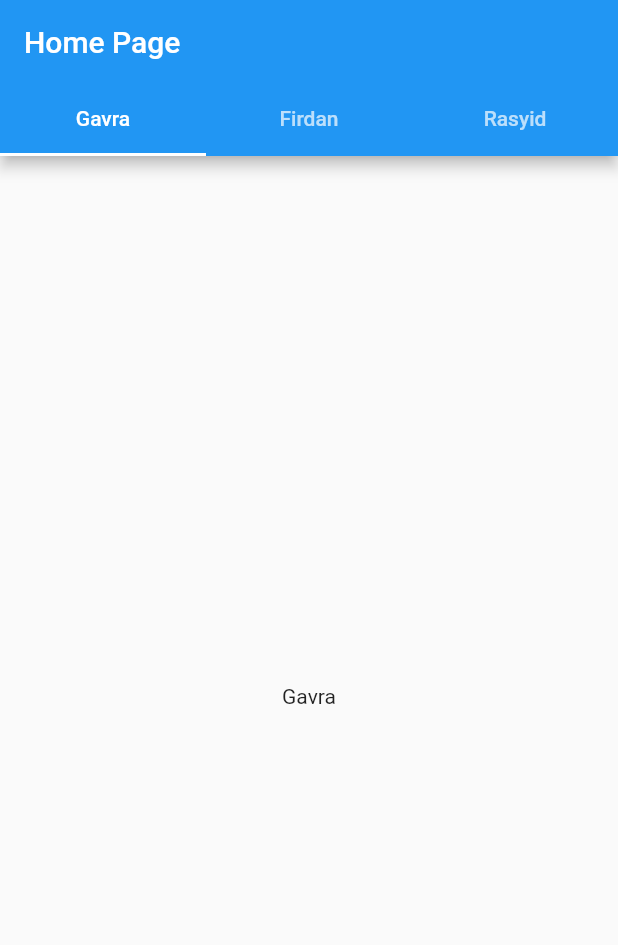
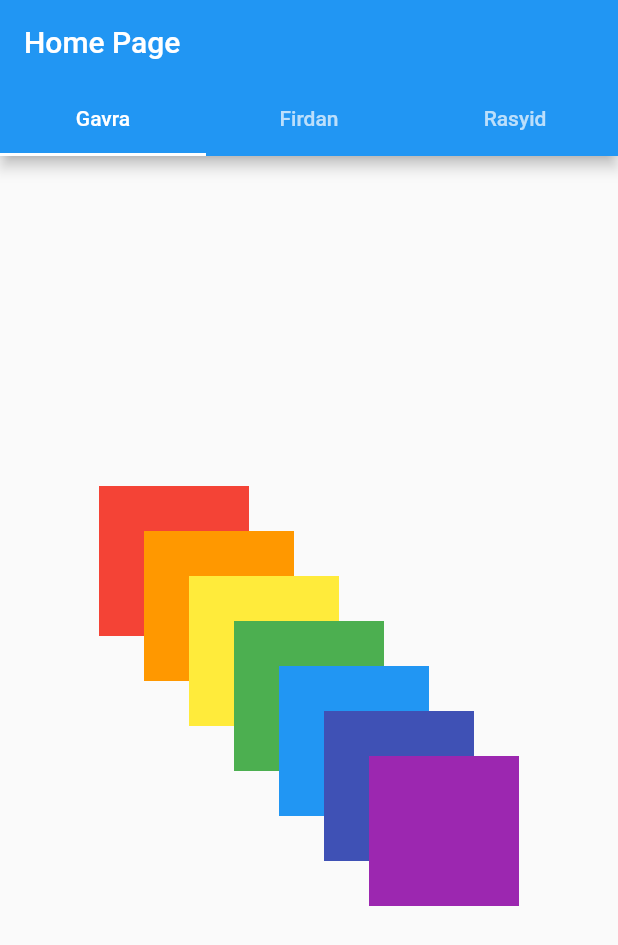
Before and after one commit to JavierGavra/latihan-kolaborasi, a Flutter app: the screen it shows after launch, on a phone screen of 412 x 824 dp. Shown: the top 945 px of the screen. Run offline on Flutter 3.47's test engine with Material 2 defaults, Android fonts, the phone set to English and light mode, and no system bars.

Commit message:
feat: [JG] Adding Gavra_page

```diff
--- /dev/null
+++ b/lib/ui/gavra_page/gavra_page.dart
@@ -0,0 +1,87 @@
+import 'package:flutter/material.dart';
+import 'package:flutter/src/widgets/container.dart';
+import 'package:flutter/src/widgets/framework.dart';
+
+class GavraPage extends StatelessWidget {
+  GavraPage({super.key});
+  double height = 100;
+  double width = 100;
+
+  @override
+  Widget build(BuildContext context) {
+    return Scaffold(
+      body: Center(
+        child: Container(
+          height: 280,
+          width: 280,
+          child: Stack(
+            alignment: AlignmentDirectional.topStart,
+            children: [
+              Positioned(
+                child: Container(
+                  height: height,
+                  width: width,
+                  color: Colors.red,
+                ),
+              ),
+              Positioned(
+                top: 30,
+                left: 30,
+                child: Container(
+                  height: height,
+                  width: width,
+                  color: Colors.orange,
+                ),
+              ),
+              Positioned(
+                top: 60,
+                left: 60,
+                child: Container(
+                  height: height,
+                  width: height,
+                  color: Colors.yellow,
+                ),
+              ),
+              Positioned(
+                top: 90,
+                left: 90,
+                child: Container(
+                  height: height,
+                  width: width,
+                  color: Colors.green,
+                ),
+              ),
+              Positioned(
+                top: 120,
+                left: 120,
+                child: Container(
+                  height: height,
+                  width: width,
+                  color: Colors.blue,
+                ),
+              ),
+              Positioned(
+                top: 150,
+                left: 150,
+                child: Container(
+                  height: height,
+                  width: width,
+                  color: Colors.indigo,
+                ),
+              ),
+              Positioned(
+                top: 180,
+                left: 180,
+                child: Container(
+                  height: height,
+                  width: width,
+                  color: Colors.purple,
+                ),
+              ),
+            ],
+          ),
+        ),
+      ),
+    );
+  }
+}
--- a/lib/ui/home_page/home_page.dart
+++ b/lib/ui/home_page/home_page.dart
@@ -1,4 +1,5 @@
 import 'package:flutter/material.dart';
+import 'package:sekolah_flutter_github/ui/gavra_page/gavra_page.dart';
 
 class HomePage extends StatefulWidget {
   HomePage({super.key});
@@ -35,9 +36,7 @@ class _HomePageState extends State<HomePage>
       body: TabBarView(
         controller: _tabController,
         children: [
-          Center(
-            child: Text("Gavra"),
-          ),
+          GavraPage(),
           Center(
             child: Text("Firdan"),
           ),
```
